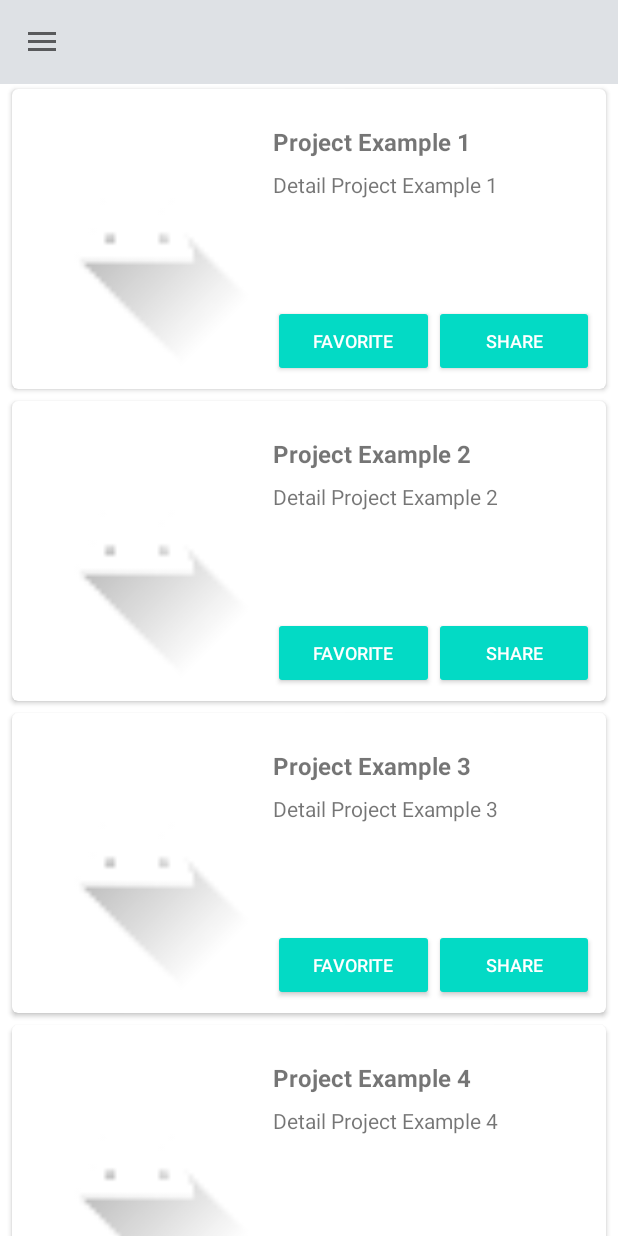
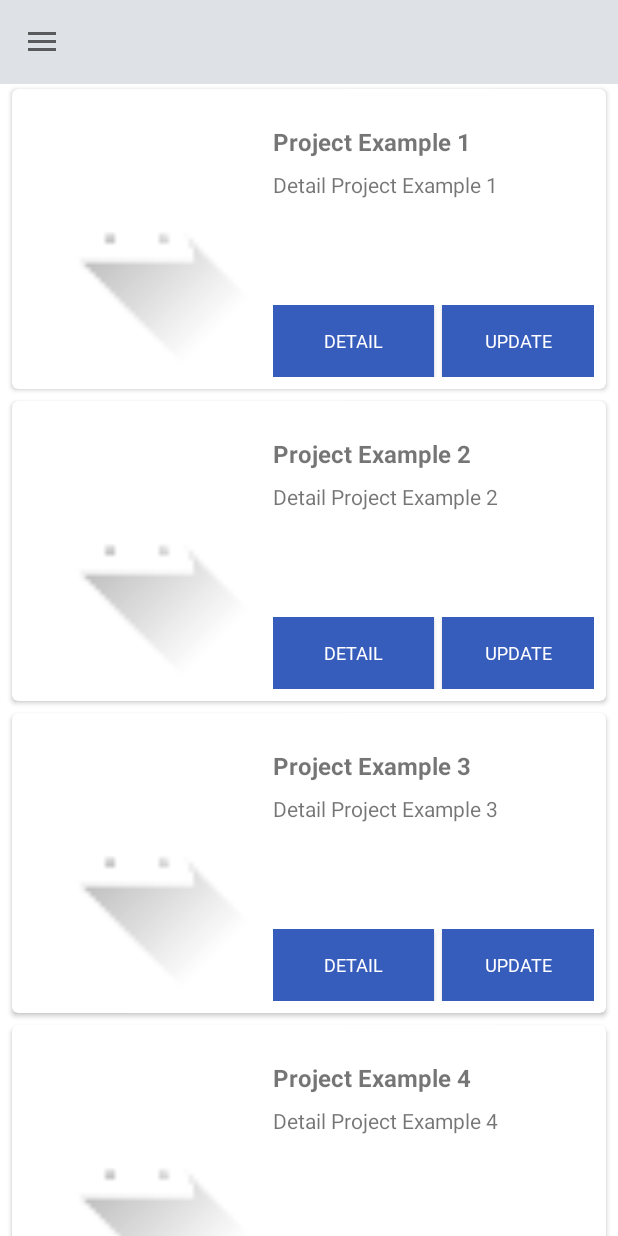
Before and after one commit to vinsensiuschristo/alp, an Android app: the HomeActivity screen opened directly, with no data from a screen before it, on a phone screen of 412 x 824 dp. Run offline under Robolectric (Android 15) with nearby library versions, the phone set to English and light mode, and no system bars.

Commit message:
progressBar di ListItemAdapter bisa muncul tapi blom berfungsi

```diff
--- a/app/src/main/res/layout/activity_detail_project.xml
+++ b/app/src/main/res/layout/activity_detail_project.xml
@@ -12,6 +12,7 @@
         android:layout_width="match_parent"
         android:layout_height="wrap_content"
         android:layout_alignParentBottom="true"
+        android:background="#375DBC"
         app:itemIconTint="@color/icons_color"
         app:menu="@menu/bottom_navigation_menu" />
 
--- a/app/src/main/res/layout/activity_home.xml
+++ b/app/src/main/res/layout/activity_home.xml
@@ -19,6 +19,7 @@
             android:layout_height="match_parent"
             tools:listitem="@layout/item_row"
             android:layout_marginTop="55dp"/>
+
     </RelativeLayout>
 
     <LinearLayout
@@ -26,16 +27,17 @@
         android:layout_height="match_parent"
         android:orientation="vertical">
 
-        <androidx.appcompat.widget.Toolbar
-            android:layout_width="match_parent"
-            android:layout_height="?attr/actionBarSize"
-            android:id="@+id/toolbar"
-            android:background="@color/primary"/>
-
         <FrameLayout
             android:layout_width="match_parent"
             android:layout_height="match_parent"
-            android:id="@+id/fragment_container"/>
+            android:id="@+id/fragment_container">
+
+            <androidx.appcompat.widget.Toolbar
+                android:id="@+id/toolbar"
+                android:layout_width="match_parent"
+                android:layout_height="?attr/actionBarSize"
+                android:background="@color/primary" />
+        </FrameLayout>
 
     </LinearLayout>
 
@@ -47,4 +49,5 @@
         app:menu="@menu/navigation_menu"
         app:headerLayout="@layout/layout_navigation_header"/>
 
+
 </androidx.drawerlayout.widget.DrawerLayout>
--- a/app/src/main/res/layout/item_row.xml
+++ b/app/src/main/res/layout/item_row.xml
@@ -66,16 +66,21 @@
                 android:layout_width="match_parent"
                 android:layout_height="wrap_content"
                 android:layout_weight="1"
-                android:text="favorite"
-                android:textSize="12sp" />
+                android:text="Detail"
+                android:fontFamily="@font/rubik_regular"
+                android:textSize="12sp"
+                android:background="@color/blueButton"/>
             <androidx.appcompat.widget.AppCompatButton
                 android:id="@+id/btnUpdate"
                 style="@style/secondaryGRPButton"
                 android:layout_width="match_parent"
                 android:layout_height="wrap_content"
                 android:layout_weight="1"
-                android:text="share"
-                android:textSize="12sp" />
+                android:text="Update"
+                android:fontFamily="@font/rubik_regular"
+                android:textSize="12sp"
+                android:layout_marginLeft="5dp"
+                android:background="@color/blueButton"/>
         </LinearLayout>
     </RelativeLayout>
 </androidx.cardview.widget.CardView>
```
Also changed, not shown: app/src/main/java/com/example/alp/Data/ListItemAdapter.java (+121 -2 lines), app/src/main/res/drawable/progress_bar_layout.xml (added, +26 -0 lines), app/src/main/res/layout/progress_bar_layout.xml (added, +51 -0 lines).
